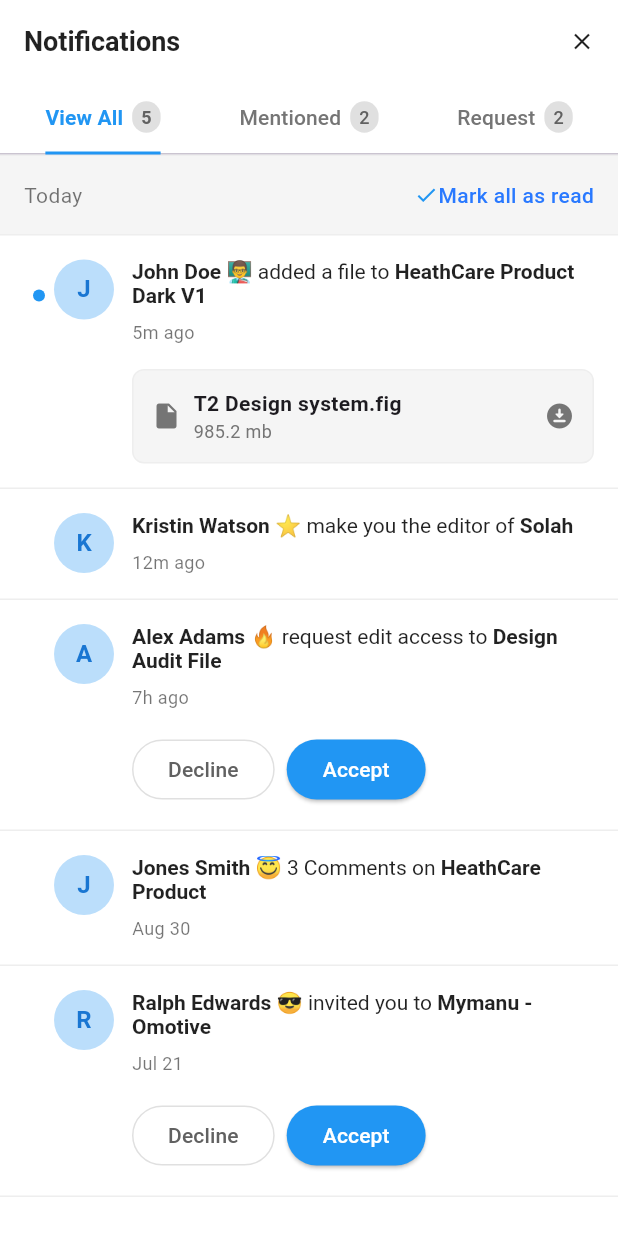
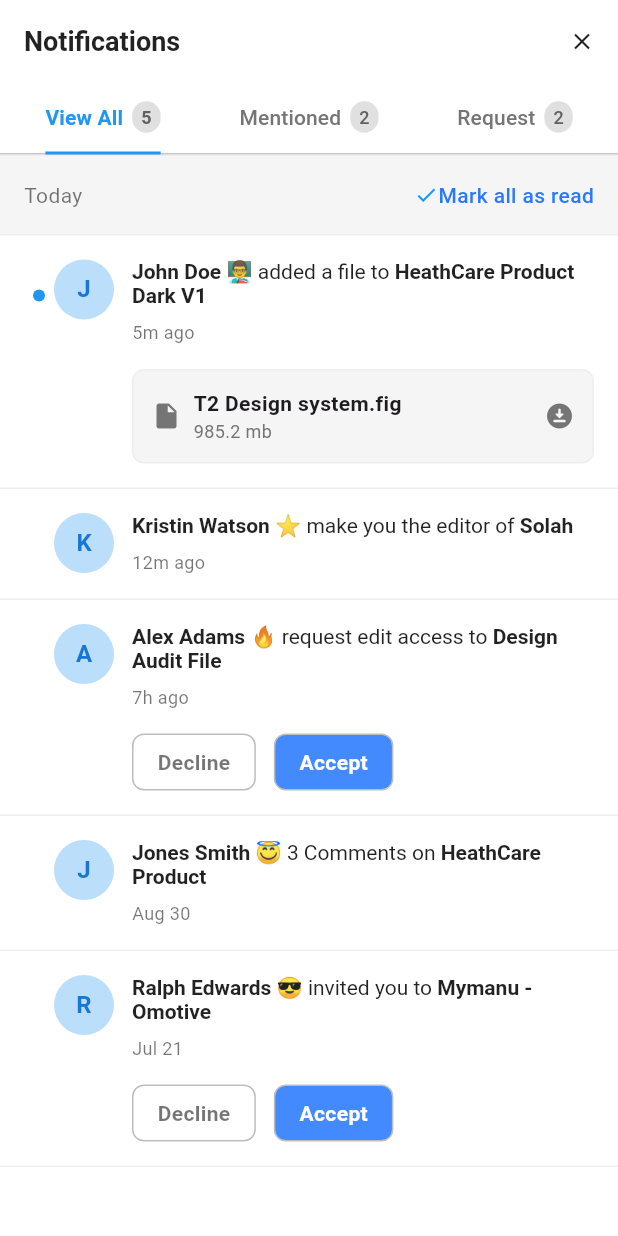
Before and after one commit to dikshyant3/Flutter-development, a Flutter app: the NotificationsScreen screen opened directly, on a phone screen of 412 x 824 dp. Run offline on Flutter 3.47's test engine with Material 3 defaults, Android fonts, the phone set to English and light mode, and no system bars; our stand-ins replace dio; network calls fail.

```diff
--- a/api_check/pubspec.yaml
+++ b/api_check/pubspec.yaml
@@ -35,6 +35,7 @@ dependencies:
   # Use with the CupertinoIcons class for iOS style icons.
   cupertino_icons: ^1.0.8
   http: ^1.4.0
+  dio: ^5.9.0
 
 dev_dependencies:
   flutter_test:
--- /dev/null
+++ b/fifth_ui/lib/core/widgets/custom_button_widget.dart
@@ -0,0 +1,41 @@
+import 'package:flutter/material.dart';
+
+class CustomButtonWidget extends StatelessWidget {
+  final String buttonName;
+  final Color buttonColor;
+  final Color textColor;
+  final VoidCallback? onPressed;
+
+  const CustomButtonWidget({
+    super.key,
+    required this.buttonName,
+    required this.buttonColor,
+    required this.textColor,
+    this.onPressed,
+  });
+
+  @override
+  Widget build(BuildContext context) {
+    return GestureDetector(
+      onTap: onPressed,
+      child: Container(
+        padding: const EdgeInsets.symmetric(horizontal: 16.0, vertical: 8.0),
+        decoration: BoxDecoration(
+          color: buttonColor,
+          borderRadius: BorderRadius.circular(8.0),
+          border: Border.all(
+            color: Colors.grey.shade400,
+            width: 1.0
+          ),
+        ),
+        child: Text(
+          buttonName,
+          style: TextStyle(
+            color: textColor,
+            fontWeight: FontWeight.w600,
+          ),
+        ),
+      ),
+    );
+  }
+}
--- a/fifth_ui/lib/widgets/notifications_widget.dart
+++ b/fifth_ui/lib/widgets/notifications_widget.dart
@@ -1,3 +1,4 @@
+import 'package:fifth_ui/core/widgets/custom_button_widget.dart';
 import 'package:fifth_ui/models/notifications_model.dart';
 import 'package:flutter/material.dart';
 
@@ -141,27 +142,19 @@ class NotificationsWidget extends StatelessWidget {
                 if(notification.hasActions) ...[
                   SizedBox(height: 16.0),
                   Row(
+                    spacing: 12.0,
                     children: [
-                      OutlinedButton(
-                        onPressed: (){
-                          print('Declined ${notification.name}');
-                        },
-                        style: OutlinedButton.styleFrom(
-                          foregroundColor: Colors.grey.shade700,
-                          side: BorderSide(color: Colors.grey.shade300),
-                        ),
-                        child: Text('Decline'),
+                      CustomButtonWidget(
+                        buttonName: "Decline",
+                        buttonColor: Colors.white,
+                        textColor: Colors.black54,
+                        onPressed: () {}
                       ),
-                      SizedBox(width: 8),
-                      ElevatedButton(
-                        onPressed: () {
-                          print('Accepted ${notification.name}');
-                        },
-                        style: ElevatedButton.styleFrom(
-                          backgroundColor: Colors.blue,
-                          foregroundColor: Colors.white,
-                        ),
-                        child: Text('Accept'),
+                      CustomButtonWidget(
+                        buttonName: "Accept",
+                        buttonColor: Colors.blueAccent,
+                        textColor: Colors.white,
+                         onPressed: () {}
                       ),
                     ],
                   )
```
Also changed, not shown: api_check/lib/core/network/api_client.dart (added, +33 -0 lines), api_check/lib/models/post_model.dart (added, +22 -0 lines), api_check/lib/core/network/api_constants.dart (added).
